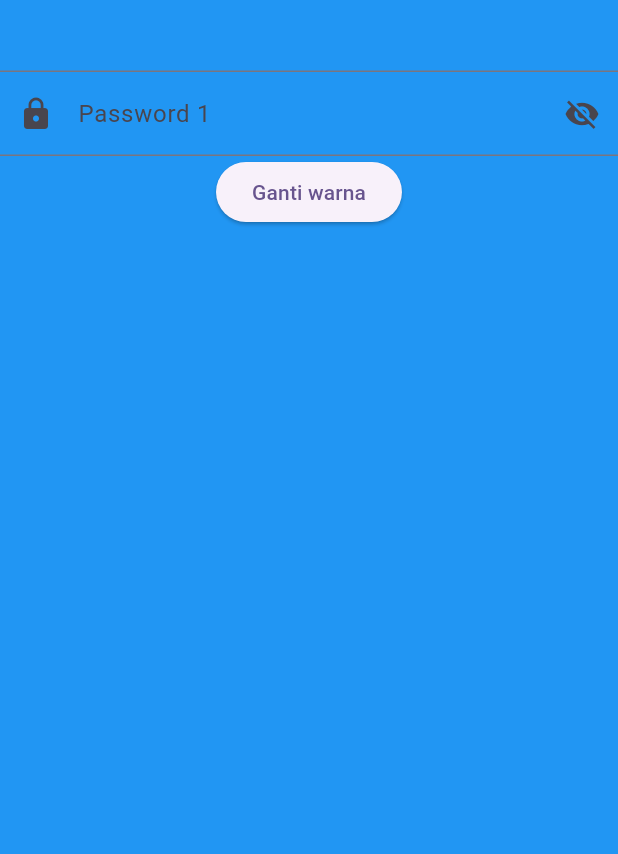
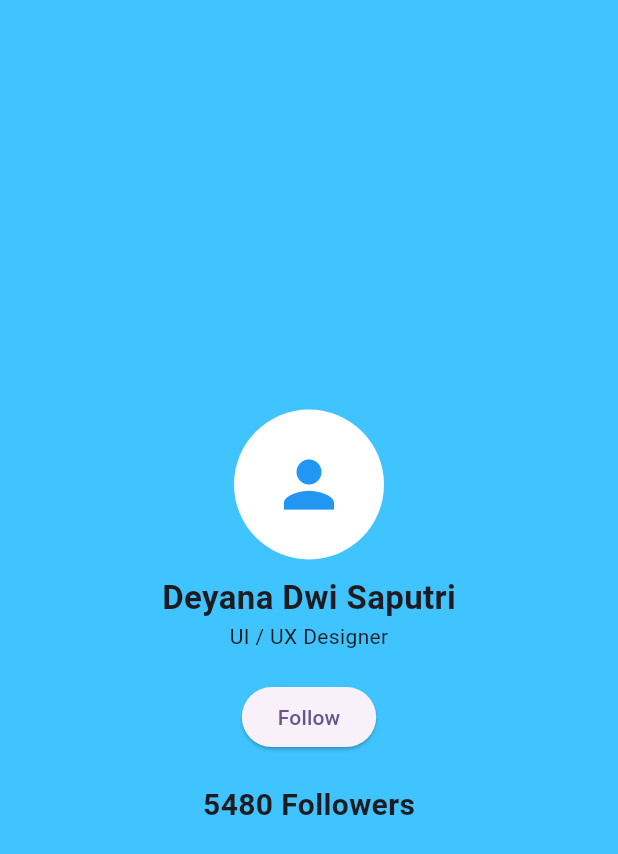
Before and after one commit to deyanadwisaputri/myapp, a Flutter app: the screen it shows after launch, on a phone screen of 412 x 824 dp. Shown: the top 854 px of the screen. Run offline on Flutter 3.47's test engine with Material 3 defaults, Android fonts, the phone set to English and light mode, and no system bars.

Commit message:
tugas pembuatan halaman profil followers

```diff
--- a/lib/main.dart
+++ b/lib/main.dart
@@ -1,5 +1,5 @@
 import 'package:flutter/material.dart';
-import 'login_screen.dart';
+import 'profile_screen.dart';
 
 void main() {
   runApp(const MyApp());
@@ -32,7 +32,7 @@ class MyApp extends StatelessWidget {
         colorScheme: ColorScheme.fromSeed(seedColor: Colors.deepPurple),
         useMaterial3: true,
       ),
-      home: LoginScreen(),
+      home: ProfileScreen(),
     );
   }
 }
--- /dev/null
+++ b/lib/profile_screen.dart
@@ -0,0 +1,54 @@
+import 'package:flutter/material.dart';
+
+class ProfileScreen extends StatefulWidget {
+  const ProfileScreen({super.key});
+
+  @override
+  State<ProfileScreen> createState() => _ProfileScreenState();
+}
+
+class _ProfileScreenState extends State<ProfileScreen> {
+  int followers = 5480;
+
+  void tambahFollower() {
+    setState(() {
+      followers++;
+    });
+  }
+
+  @override
+  Widget build(BuildContext context) {
+    return Scaffold(
+      backgroundColor: Colors.lightBlueAccent,
+      body: Center(
+        child: Column(
+          mainAxisSize: MainAxisSize.min,
+          crossAxisAlignment: CrossAxisAlignment.center,
+          children: [
+            const CircleAvatar(
+              radius: 50,
+              backgroundColor: Colors.white,
+              child: Icon(Icons.person, size: 50, color: Colors.blue),
+            ),
+            const SizedBox(height: 10),
+            const Text(
+              "Deyana Dwi Saputri",
+              style: TextStyle(fontSize: 22, fontWeight: FontWeight.bold),
+            ),
+            const Text("UI / UX Designer"),
+            const SizedBox(height: 20),
+            ElevatedButton(
+              onPressed: tambahFollower,
+              child: const Text("Follow"),
+            ),
+            const SizedBox(height: 20),
+            Text(
+              "$followers Followers",
+              style: const TextStyle(fontSize: 20, fontWeight: FontWeight.bold),
+            ),
+          ],
+        ),
+      ),
+    );
+  }
+}
```
